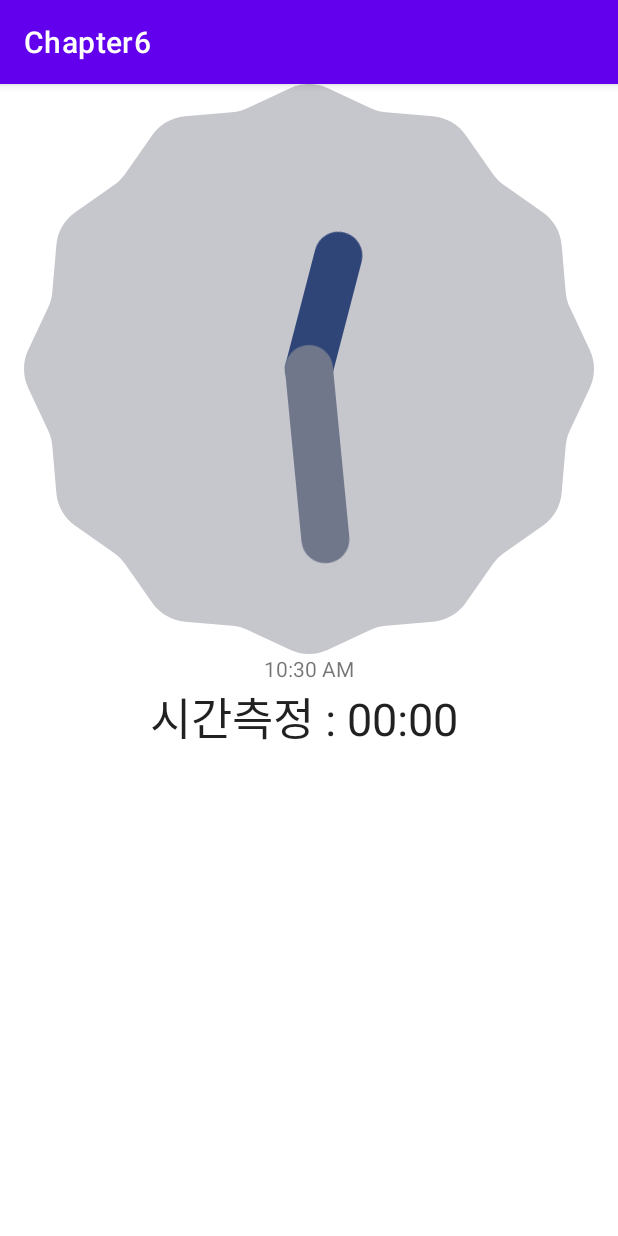
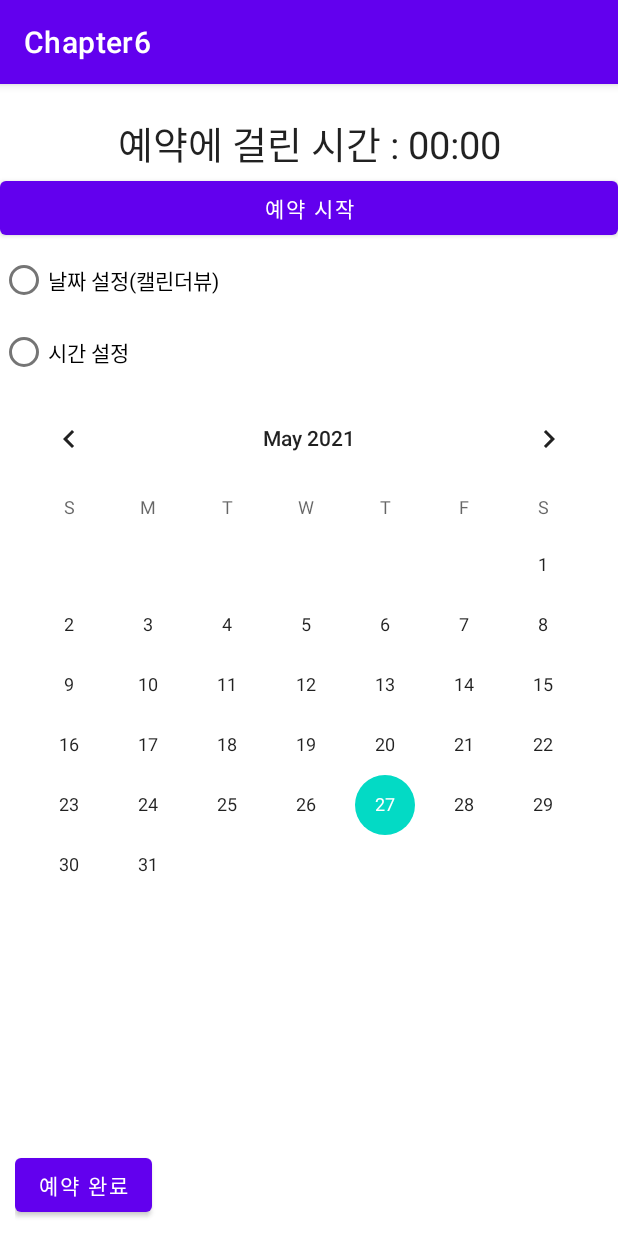
Before and after one commit to Endel04/Chapter6, an Android app: the screen it shows after launch (MainActivity), on a phone screen of 412 x 824 dp. Run offline under Robolectric (Android 15) with nearby library versions, the phone set to English and light mode, and no system bars.

Commit message:
Completion Project 6_1 commit

```diff
--- a/app/src/main/java/kr/hs/emirim/w2036/chapter6/MainActivity.java
+++ b/app/src/main/java/kr/hs/emirim/w2036/chapter6/MainActivity.java
@@ -1,14 +1,94 @@
 package kr.hs.emirim.w2036.chapter6;
 
+import androidx.annotation.NonNull;
 import androidx.appcompat.app.AppCompatActivity;
 
+import android.graphics.Color;
 import android.os.Bundle;
+import android.os.SystemClock;
+import android.view.View;
+import android.widget.Button;
+import android.widget.CalendarView;
+import android.widget.Chronometer;
+import android.widget.RadioButton;
+import android.widget.RadioGroup;
+import android.widget.TextView;
+import android.widget.TimePicker;
 
 public class MainActivity extends AppCompatActivity {
+    Chronometer chrono1;
+    RadioGroup rg;
+    CalendarView calendar;
+    TimePicker time;
+    TextView textResult;
+    RadioButton radioCal, radioTime;
 
     @Override
     protected void onCreate(Bundle savedInstanceState) {
         super.onCreate(savedInstanceState);
-        setContentView(R.layout.activity_main);
+        setContentView(R.layout.p6_1);
+
+        chrono1 = findViewById(R.id.chrono1);
+        rg = findViewById(R.id.rg);
+        calendar = findViewById(R.id.calendar);
+        time = findViewById(R.id.time_pick);
+        textResult = findViewById(R.id.text_result);
+        Button btnStart = findViewById(R.id.btn_start);
+        Button btnDone = findViewById(R.id.btn_done);
+        radioCal = findViewById(R.id.radio_date);
+        radioTime = findViewById(R.id.radio_time);
+
+        rg.setOnCheckedChangeListener(radioListener);
+
+        btnStart.setOnClickListener(btnListener);
+        btnDone.setOnClickListener(btnListener);
+
+        calendar.setOnDateChangeListener(calendarListener);
     }
+    RadioGroup.OnCheckedChangeListener radioListener = new RadioGroup.OnCheckedChangeListener() {
+        @Override
+        public void onCheckedChanged(RadioGroup group, int checkedId) {
+            calendar.setVisibility(View.INVISIBLE);
+            time.setVisibility(View.INVISIBLE);
+
+            switch (checkedId){
+                case R.id.radio_date:
+                    calendar.setVisibility(View.VISIBLE);
+                    break;
+                case R.id.radio_time:
+                    time.setVisibility(View.VISIBLE);
+                    break;
+            }
+        }
+    };
+
+    View.OnClickListener btnListener = new View.OnClickListener() {
+        @Override
+        public void onClick(View v) {
+            switch (v.getId()){
+                case R.id.btn_start:
+                    chrono1.setBase(SystemClock.elapsedRealtime());
+                    chrono1.start();
+                    chrono1.setTextColor(Color.RED);
+                    break;
+                case R.id.btn_done:
+                    chrono1.stop();
+                    chrono1.setTextColor(Color.BLUE);
+                    textResult.setText(y + "년 " + m + "월 " + d + "일 ");
+                    textResult.append(time.getCurrentHour() + "시 " + time.getCurrentMinute() + "분 예약완료됨");
+                    break;
+            }
+        }
+    };
+
+    int y, m, d;
+
+    CalendarView.OnDateChangeListener calendarListener = new CalendarView.OnDateChangeListener() {
+        @Override
+        public void OnSelectedDayChange(@NonNull CalendarView view, int year, int month, int dayOfMonth) {
+            y = year;
+            m = month + 1;
+            d = dayOfMonth;
+        }
+    };
 }
--- a/app/src/main/res/layout/ex6_3.xml
+++ b/app/src/main/res/layout/ex6_3.xml
@@ -4,4 +4,13 @@
     android:layout_width="match_parent"
     android:layout_height="match_parent">
 
+    <TimePicker
+        android:timePickerMode="spinner"
+        android:layout_width="match_parent"
+        android:layout_height="wrap_content"/>
+
+    <DatePicker
+        android:datePickerMode="spinner"
+        android:layout_width="match_parent"
+        android:layout_height="wrap_content"/>
 </LinearLayout>
--- /dev/null
+++ b/app/src/main/res/layout/p6_1.xml
@@ -0,0 +1,76 @@
+<?xml version="1.0" encoding="utf-8"?>
+<LinearLayout xmlns:android="http://schemas.android.com/apk/res/android"
+    android:orientation="vertical"
+    android:layout_width="match_parent"
+    android:layout_height="match_parent">
+
+    <Chronometer
+        android:id="@+id/chrono1"
+        android:layout_width="match_parent"
+        android:layout_height="wrap_content"
+        android:gravity="center_horizontal"
+        android:textSize="25sp"
+        android:layout_marginTop="20dp"
+        android:format="예약에 걸린 시간 : %s"/>
+
+    <Button
+        android:id="@+id/btn_start"
+        android:layout_width="match_parent"
+        android:layout_height="wrap_content"
+        android:text="@string/btn_start"/>
+
+    <RadioGroup
+        android:id="@+id/rg"
+        android:layout_width="wrap_content"
+        android:layout_height="wrap_content">
+
+        <RadioButton
+            android:id="@+id/radio_date"
+            android:layout_width="wrap_content"
+            android:layout_height="wrap_content"
+            android:text="@string/radio_date"/>
+
+        <RadioButton
+            android:id="@+id/radio_time"
+            android:layout_width="wrap_content"
+            android:layout_height="wrap_content"
+            android:text="@string/radio_time"/>
+    </RadioGroup>
+
+    <FrameLayout
+        android:layout_width="match_parent"
+        android:layout_height="wrap_content">
+
+        <CalendarView
+            android:id="@+id/calendar"
+            android:layout_width="match_parent"
+            android:layout_height="wrap_content"/>
+
+        <TimePicker
+            android:id="@+id/time_pick"
+            android:visibility="invisible"
+            android:layout_width="match_parent"
+            android:layout_height="wrap_content"
+            android:timePickerMode="spinner"/>
+    </FrameLayout>
+
+    <LinearLayout
+        android:orientation="horizontal"
+        android:gravity="bottom"
+        android:layout_marginBottom="10dp"
+        android:layout_marginLeft="10dp"
+        android:layout_width="match_parent"
+        android:layout_height="match_parent">
+
+    <Button
+        android:id="@+id/btn_done"
+        android:layout_width="wrap_content"
+        android:layout_height="wrap_content"
+        android:text="@string/btn_done"/>
+
+        <TextView
+            android:id="@+id/text_result"
+            android:layout_width="match_parent"
+            android:layout_height="wrap_content"/>
+    </LinearLayout>
+</LinearLayout>
--- a/app/src/main/res/values/strings.xml
+++ b/app/src/main/res/values/strings.xml
@@ -1,3 +1,7 @@
 <resources>
     <string name="app_name">Chapter6</string>
+    <string name="btn_start">예약 시작</string>
+    <string name="btn_done">예약 완료</string>
+    <string name="radio_date">날짜 설정(캘린더뷰)</string>
+    <string name="radio_time">시간 설정</string>
 </resources>
```
